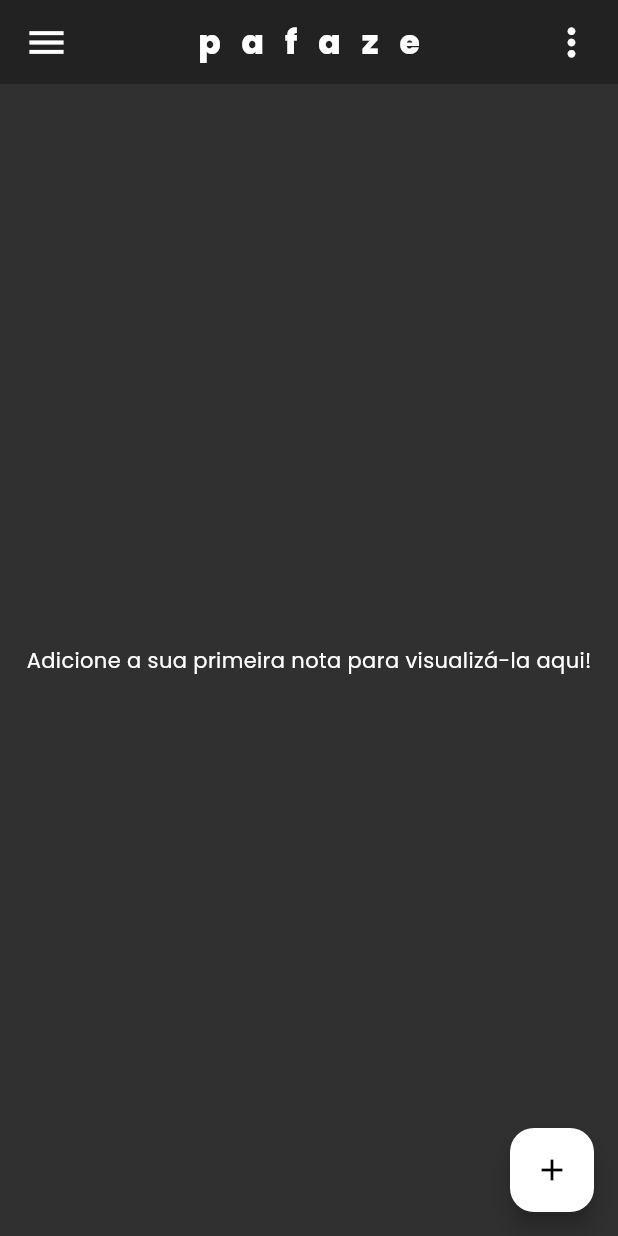
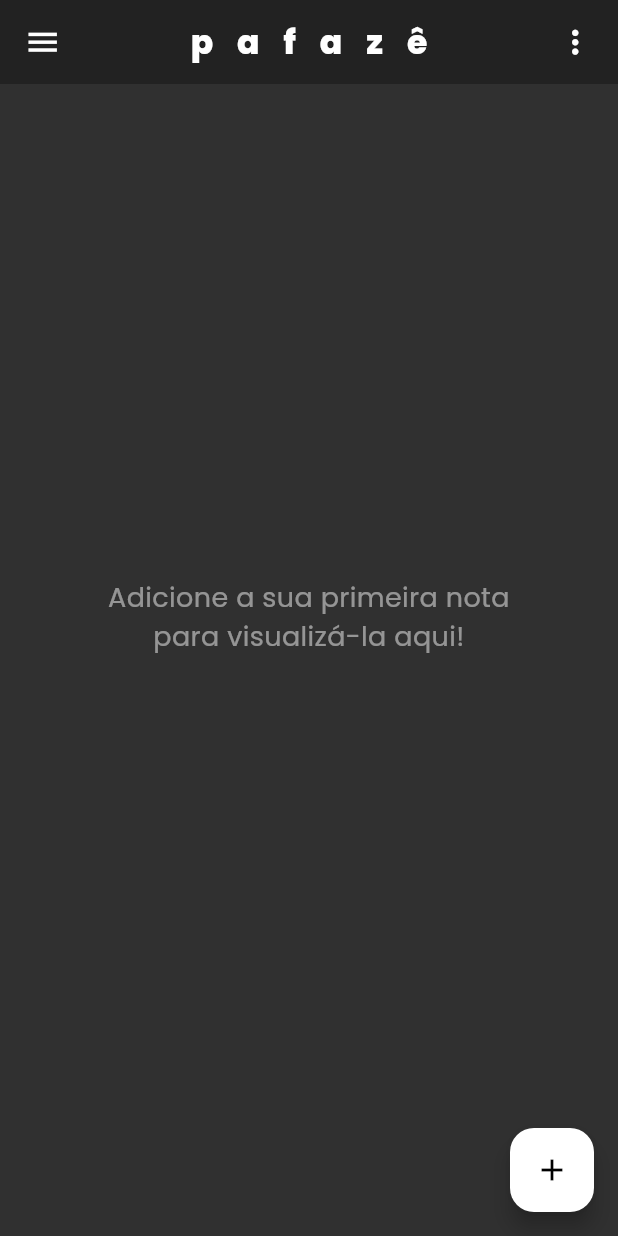
Before and after one commit to gustevito/app_pafaze, a Flutter app: the screen it shows after launch, on a phone screen of 412 x 824 dp. Run offline on Flutter 3.47's test engine with Material 2 defaults, Android fonts, the phone set to English and light mode, and no system bars; our stand-ins replace google_fonts.

Commit message:
container das notas estruturado

```diff
--- a/lib/pages/main.dart
+++ b/lib/pages/main.dart
@@ -16,7 +16,7 @@ class MyApp extends StatelessWidget {
       darkTheme: darkTheme,
       debugShowCheckedModeBanner: false,
       theme: darkTheme,
-      home: const MyHomePage(title: 'pafaze'),
+      home: const MyHomePage(title: 'pafazê'),
     );
   }
 }
--- a/lib/pages/screens/home.dart
+++ b/lib/pages/screens/home.dart
@@ -1,6 +1,8 @@
 import 'package:flutter/material.dart';
 import 'package:myapp/pages/screens/add.dart';
 import 'package:myapp/pages/themes/darktheme.dart';
+
+import 'todo.dart';
 
 class MyHomePage extends StatefulWidget {
   final String title;
@@ -32,8 +34,29 @@ class _MyHomePageState extends State<MyHomePage> {
   @override
   Widget build(BuildContext context) {
     List<Widget> _noteContainer = [];
+
+    if (_notes.length > 0) {
+      _noteContainer.add(Row(
+        crossAxisAlignment: CrossAxisAlignment.start,
+        children: [
+          Padding(
+            padding: EdgeInsets.fromLTRB(20, 50, 20, 20),
+            child: Text(
+              'Notas',
+              style: TextStyle(
+                fontSize: 28,
+                fontWeight: FontWeight.bold,
+              ),
+            ),
+          ),
+        ],
+      ));
+    }
+
     for (var e in _notes) {
-      _noteContainer.add(_widgetMessage(e));
+      _noteContainer.add(TodoWidget(
+        message: e,
+      ));
     }
 
     return Scaffold(
@@ -46,29 +69,37 @@ class _MyHomePageState extends State<MyHomePage> {
               Icon(
                 Icons.menu,
                 color: Theme.of(context).colorScheme.primary,
-                size: 30,
+                size: 25,
               ),
               Text(
                 widget.title,
                 style: const TextStyle(
                   fontWeight: FontWeight.w800,
-                  letterSpacing: 14.0,
+                  letterSpacing: 16.0,
                 ),
               ),
               Icon(
                 Icons.more_vert,
                 color: Theme.of(context).colorScheme.primary,
-                size: 30,
+                size: 25,
               )
             ],
           )),
-      body: Center(
+      body: SingleChildScrollView(
         child: Column(
           mainAxisAlignment: MainAxisAlignment.center,
           children: <Widget>[
             if (_noteContainer.isEmpty) ...[
-              const Text(
-                  'Adicione a sua primeira nota para visualizá-la aqui!'),
+              Padding(
+                padding: EdgeInsets.fromLTRB(
+                    60, MediaQuery.sizeOf(context).height / 2.5, 60, 0),
+                child: const Text(
+                  'Adicione a sua primeira nota para visualizá-la aqui!',
+                  textAlign: TextAlign.center,
+                  style: TextStyle(
+                      color: Color.fromARGB(125, 255, 255, 255), fontSize: 18),
+                ),
+              ),
             ] else
               ..._noteContainer,
             /*Text(
```
Also changed, not shown: lib/pages/screens/todo.dart (+62 -0 lines).
